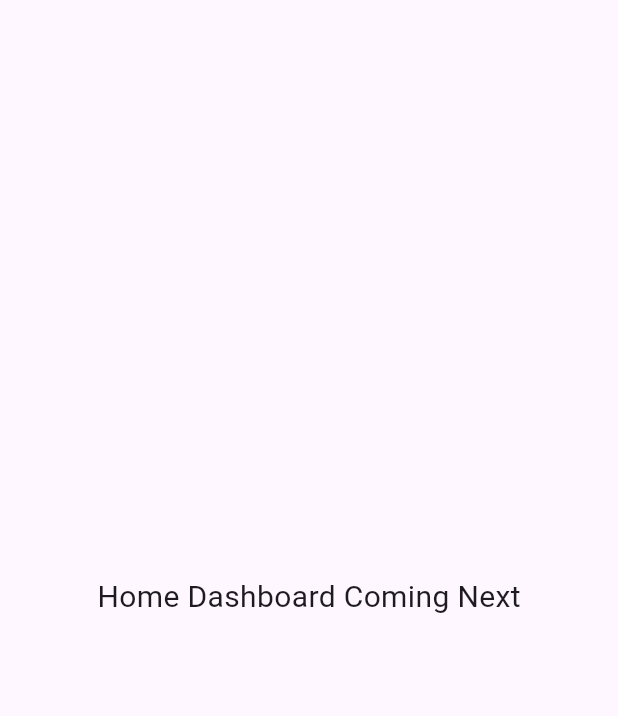
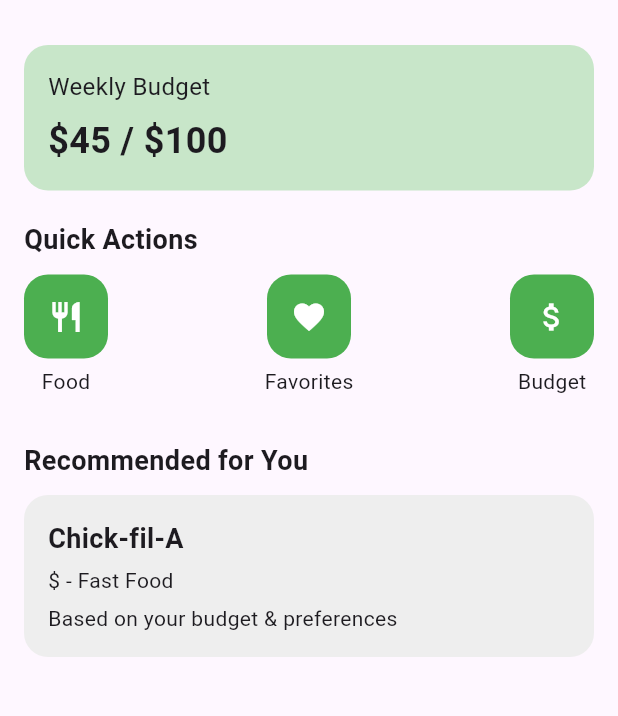
Before and after one commit to vicvu20/CampusBites, a Flutter app: the screen it shows after launch, on a phone screen of 412 x 824 dp, the part 63-779 px from its top. Run offline on Flutter 3.47's test engine with Material 3 defaults, Android fonts, the phone set to English and light mode, and no system bars.

Commit message:
Build home dashboard UI with budget summary and quick actions

```diff
--- a/lib/main.dart
+++ b/lib/main.dart
@@ -21,6 +21,8 @@ class CampusBitesApp extends StatelessWidget {
     );
   }
 }
+
+// ================= SPLASH SCREEN =================
 
 class SplashScreen extends StatefulWidget {
   const SplashScreen({super.key});
@@ -95,6 +97,8 @@ class _SplashScreenState extends State<SplashScreen> {
   }
 }
 
+// ================= HOME DASHBOARD =================
+
 class HomeDashboardScreen extends StatelessWidget {
   const HomeDashboardScreen({super.key});
 
@@ -105,12 +109,123 @@ class HomeDashboardScreen extends StatelessWidget {
         title: const Text('CampusBites'),
         centerTitle: true,
       ),
-      body: const Center(
-        child: Text(
-          'Home Dashboard Coming Next',
-          style: TextStyle(fontSize: 20),
+      body: Padding(
+        padding: const EdgeInsets.all(16),
+        child: Column(
+          crossAxisAlignment: CrossAxisAlignment.start,
+          children: [
+            // Budget Card
+            Container(
+              width: double.infinity,
+              padding: const EdgeInsets.all(16),
+              decoration: BoxDecoration(
+                color: Colors.green.shade100,
+                borderRadius: BorderRadius.circular(16),
+              ),
+              child: Column(
+                crossAxisAlignment: CrossAxisAlignment.start,
+                children: const [
+                  Text(
+                    "Weekly Budget",
+                    style: TextStyle(fontSize: 16),
+                  ),
+                  SizedBox(height: 8),
+                  Text(
+                    "\$45 / \$100",
+                    style: TextStyle(
+                      fontSize: 24,
+                      fontWeight: FontWeight.bold,
+                    ),
+                  ),
+                ],
+              ),
+            ),
+
+            const SizedBox(height: 20),
+
+            // Quick Actions
+            const Text(
+              "Quick Actions",
+              style: TextStyle(fontSize: 18, fontWeight: FontWeight.bold),
+            ),
+
+            const SizedBox(height: 10),
+
+            Row(
+              mainAxisAlignment: MainAxisAlignment.spaceBetween,
+              children: [
+                _buildActionButton(
+                  icon: Icons.restaurant,
+                  label: "Food",
+                ),
+                _buildActionButton(
+                  icon: Icons.favorite,
+                  label: "Favorites",
+                ),
+                _buildActionButton(
+                  icon: Icons.attach_money,
+                  label: "Budget",
+                ),
+              ],
+            ),
+
+            const SizedBox(height: 30),
+
+            // Recommendation Section
+            const Text(
+              "Recommended for You",
+              style: TextStyle(fontSize: 18, fontWeight: FontWeight.bold),
+            ),
+
+            const SizedBox(height: 10),
+
+            Container(
+              width: double.infinity,
+              padding: const EdgeInsets.all(16),
+              decoration: BoxDecoration(
+                color: Colors.grey.shade200,
+                borderRadius: BorderRadius.circular(16),
+              ),
+              child: const Column(
+                crossAxisAlignment: CrossAxisAlignment.start,
+                children: [
+                  Text(
+                    "Chick-fil-A",
+                    style: TextStyle(
+                      fontSize: 18,
+                      fontWeight: FontWeight.bold,
+                    ),
+                  ),
+                  SizedBox(height: 5),
+                  Text("\$ - Fast Food"),
+                  SizedBox(height: 5),
+                  Text("Based on your budget & preferences"),
+                ],
+              ),
+            ),
+          ],
         ),
       ),
     );
   }
+
+  Widget _buildActionButton({
+    required IconData icon,
+    required String label,
+  }) {
+    return Column(
+      children: [
+        Container(
+          padding: const EdgeInsets.all(16),
+          decoration: BoxDecoration(
+            color: Colors.green,
+            borderRadius: BorderRadius.circular(16),
+          ),
+          child: Icon(icon, color: Colors.white),
+        ),
+        const SizedBox(height: 5),
+        Text(label),
+      ],
+    );
+  }
 }
```
